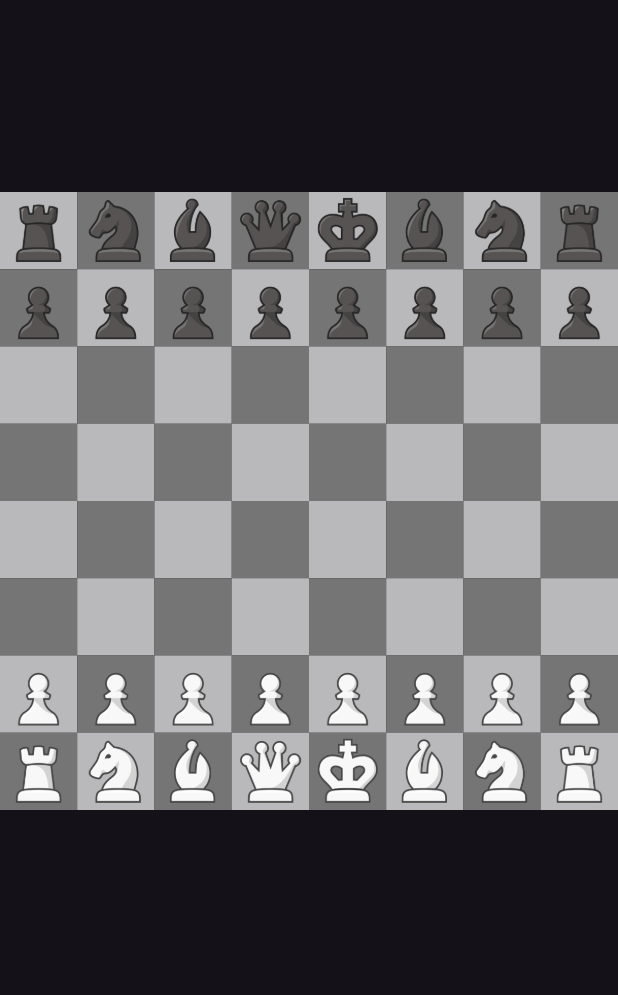
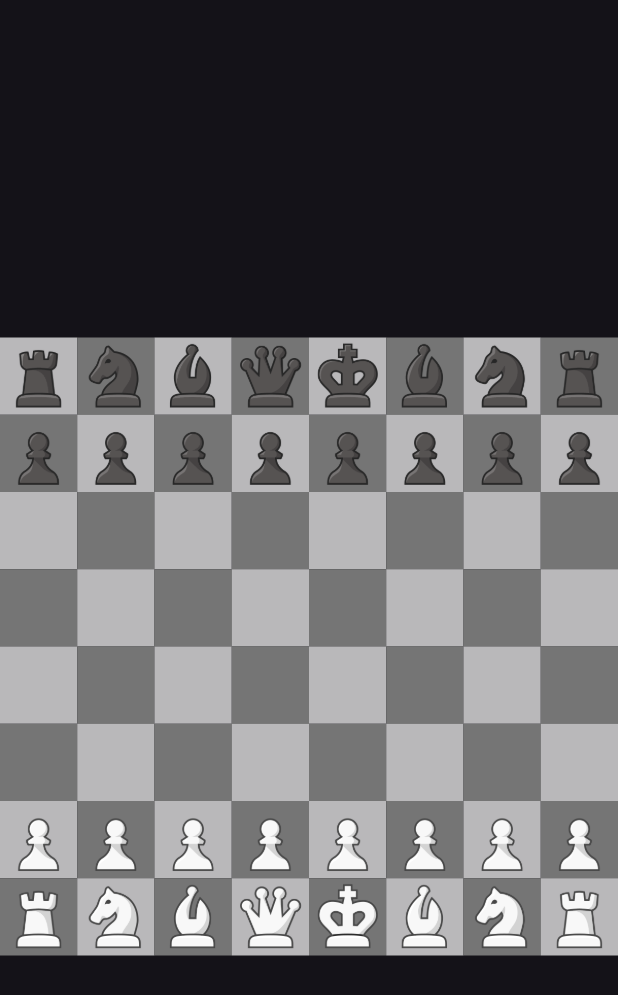
Before and after one commit to AmirtterK/Chess, a Flutter app: the GameBoard screen opened by its route, on a phone screen of 412 x 824 dp. Shown: the top 995 px of the screen. Run offline on Flutter 3.47's test engine with Material 3 defaults, Android fonts, the phone set to English and light mode, and no system bars; our stand-ins replace audioplayers, go_router.

Commit message:
board layout

```diff
--- a/lib/Pages/Gameboard.dart
+++ b/lib/Pages/Gameboard.dart
@@ -1,3 +1,5 @@
+import 'dart:io';
+
 import 'package:audioplayers/audioplayers.dart';
 import 'package:chess_game/Components/data.dart';
 import 'package:chess_game/Logic/Directions.dart';
@@ -7,6 +9,7 @@ import 'package:chess_game/components/move.dart';
 import 'package:chess_game/components/piece.dart';
 import 'package:chess_game/Logic/methods.dart';
 import 'package:flutter/cupertino.dart';
+import 'package:flutter/foundation.dart';
 import 'package:flutter/material.dart';
 import 'package:go_router/go_router.dart';
 
@@ -46,8 +49,10 @@ class _GameBoardState extends State<GameBoard> with WidgetsBindingObserver {
       onPopInvokedWithResult: (didPop, result) => exitGame(),
       child: SafeArea(
         child: Scaffold(
-          body: Column(
-            crossAxisAlignment: CrossAxisAlignment.start,
+          body: Center(
+            child: Column(
+              mainAxisSize: MainAxisSize.min,
+              // crossAxisAlignment: CrossAxisAlignment.start,
               children: [
                 Padding(
                   padding: const EdgeInsets.only(top: 8.0, left: 8.0),
@@ -72,8 +77,11 @@ class _GameBoardState extends State<GameBoard> with WidgetsBindingObserver {
                     ),
                   ),
                 ),
-              Padding(
-                padding: const EdgeInsets.only(top: 20, bottom: 10, left: 10),
+                Align(
+                  alignment: Alignment.topLeft,
+                  child: Padding(
+                    padding:
+                        const EdgeInsets.only(top: 20, bottom: 10, left: 10),
                     child: SizedBox(
                       height: 60,
                       child: Column(
@@ -95,7 +103,18 @@ class _GameBoardState extends State<GameBoard> with WidgetsBindingObserver {
                       ),
                     ),
                   ),
-              GridView.builder(
+                ),
+                ConstrainedBox(
+                  constraints:
+                      (!kIsWeb && (Platform.isAndroid || Platform.isIOS))
+                          ? BoxConstraints()
+                          : BoxConstraints(
+                              minWidth: 0.0,
+                              maxWidth: 500.0,
+                              minHeight: 0.0,
+                              maxHeight: 737.6,
+                            ),
+                  child: GridView.builder(
                     shrinkWrap: true,
                     itemCount: 8 * 8,
                     physics: const NeverScrollableScrollPhysics(),
@@ -107,11 +126,10 @@ class _GameBoardState extends State<GameBoard> with WidgetsBindingObserver {
                       bool isWhite = (x + y) % 2 == 0;
                       bool isSelected = (x == x_selected && y == y_selected);
                       bool isValidMove = false;
-                  for (var move in validMoves) {
-                    if (move[0] == x && move[1] == y) isValidMove = true;
-                  }
-                  return Center(
-                    child: Tile(
+                      isValidMove = validMoves
+                          .any((move) => move[0] == x && move[1] == y);
+
+                      return Tile(
                         isCheck: (isCheck &&
                             Board![x][y] != null &&
                             Board![x][y]!.type == ChessPieceType.king),
@@ -121,12 +139,15 @@ class _GameBoardState extends State<GameBoard> with WidgetsBindingObserver {
                         isvalidMove: isValidMove,
                         piece: Board![x][y],
                         onTap: () async => await pieceSelected(x, y),
-                    ),
                       );
                     },
                   ),
-              Padding(
-                padding: const EdgeInsets.only(top: 20, bottom: 10, left: 10),
+                ),
+                Align(
+                  alignment: Alignment.topLeft,
+                  child: Padding(
+                    padding:
+                        const EdgeInsets.only(top: 20, bottom: 10, left: 10),
                     child: SizedBox(
                       height: 60,
                       child: Column(
@@ -148,7 +169,9 @@ class _GameBoardState extends State<GameBoard> with WidgetsBindingObserver {
                       ),
                     ),
                   ),
+                ),
               ],
+            ),
           ),
         ),
       ),
```
Also changed, not shown: flutter_02.png (deleted), 1 other file. Lines whose indentation alone changed are shown as unchanged.
